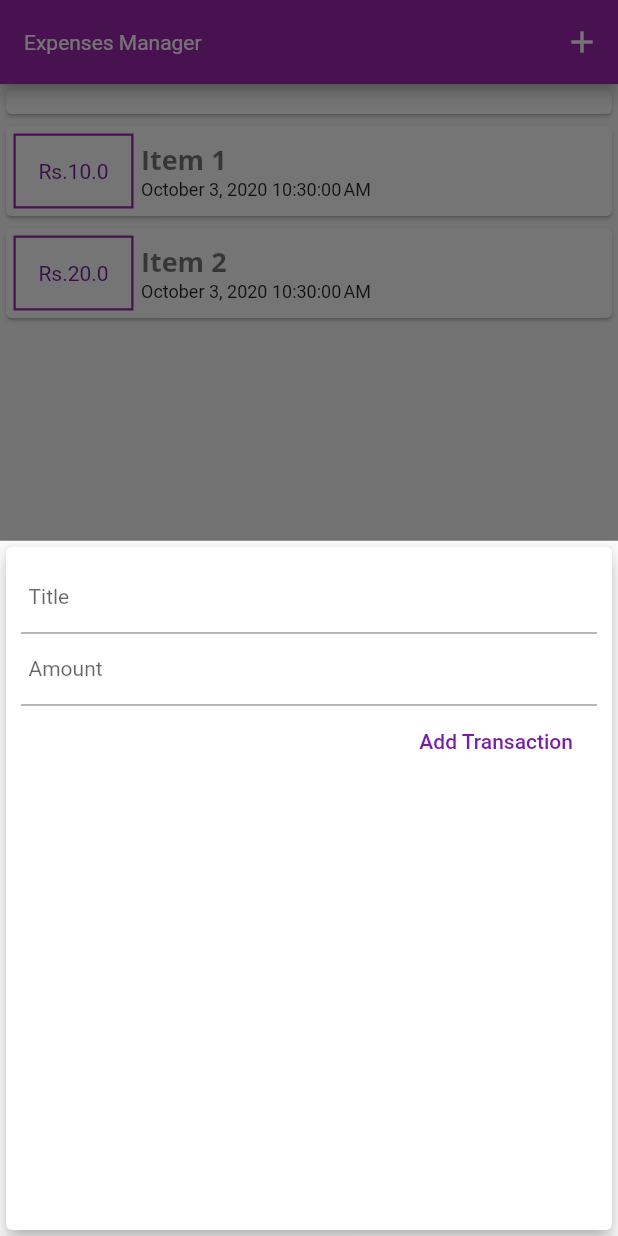
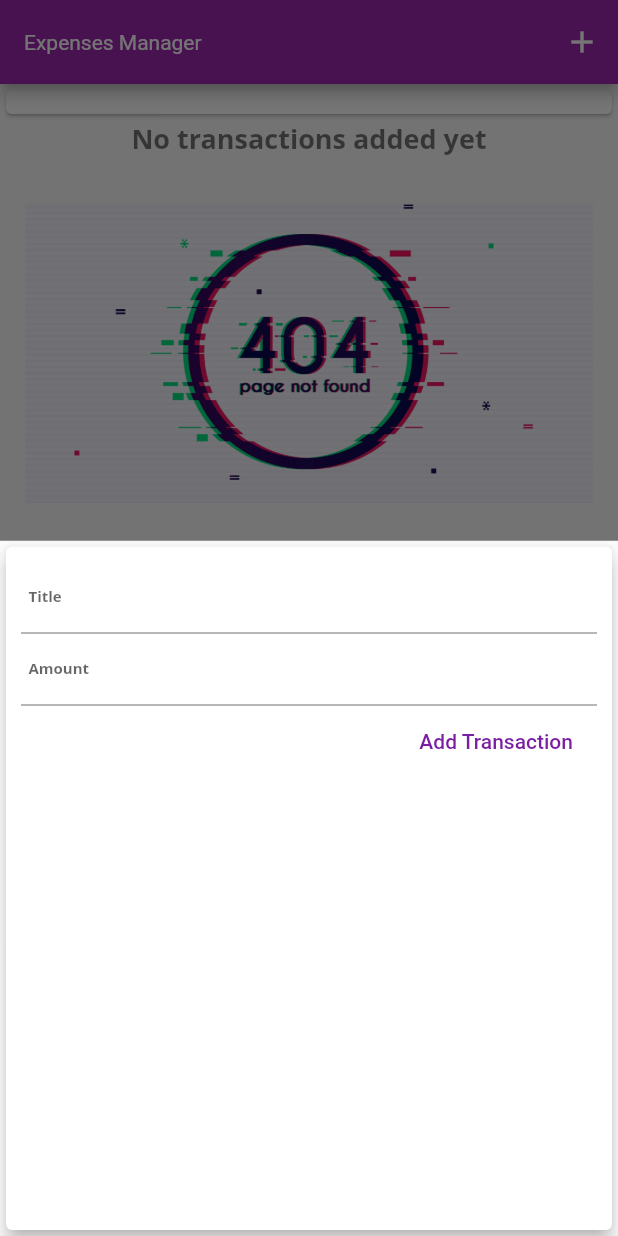
Before and after one commit to aditya2548/Expenses_Manager, a Flutter app: the screen it shows after launch, after a tap on the "add" icon, on a phone screen of 412 x 824 dp. Run offline on Flutter 3.47's test engine with Material 2 defaults, Android fonts, the phone set to English and light mode, and no system bars; our stand-ins replace fluttertoast.

Commit message:
Added Image for empty list

```diff
--- a/lib/main.dart
+++ b/lib/main.dart
@@ -44,18 +44,18 @@ class HomePage extends StatefulWidget {
 class _HomePageState extends State<HomePage> {
   //  List of transactions with some dummy transactions
   final List<Transaction> _transactions = [
-    Transaction(
-      id: "t1",
-      title: "Item 1",
-      price: 10,
-      date: DateTime.now(),
-    ),
-    Transaction(
-      id: "t2",
-      title: "Item 2",
-      price: 20,
-      date: DateTime.now(),
-    ),
+    // Transaction(
+    //   id: "t1",
+    //   title: "Item 1",
+    //   price: 10,
+    //   date: DateTime.now(),
+    // ),
+    // Transaction(
+    //   id: "t2",
+    //   title: "Item 2",
+    //   price: 20,
+    //   date: DateTime.now(),
+    // ),
   ];
 
   //  Adds a new transaction to the list whenever Add Transaction is pressed or enter is pressed in keyboard
--- a/lib/widgets/new_transaction.dart
+++ b/lib/widgets/new_transaction.dart
@@ -53,21 +53,27 @@ class _NewTransactionState extends State<NewTransaction> {
           crossAxisAlignment: CrossAxisAlignment.end,
           children: [
             TextField(
-              style: TextStyle(fontSize: 14),
+              style: Theme.of(context).textTheme.headline1,
               //  Used to submit data when enter is pressed from keyboard (using dummy returned string "_")
               onSubmitted: (_) => submitData(),
               decoration: InputDecoration(
                   labelText: "Title",
+                  labelStyle: TextStyle(
+                    fontSize: 10,
+                  ),
                   contentPadding: EdgeInsets.fromLTRB(5, 2, 2, 5)),
               controller: titleController,
             ),
             TextField(
-              style: TextStyle(fontSize: 14),
+              style: Theme.of(context).textTheme.headline1,
               //  Used to submit data when enter is pressed from keyboard (using dummy returned string "_")
               onSubmitted: (_) => submitData(),
               keyboardType: TextInputType.number,
               decoration: InputDecoration(
                   labelText: "Amount",
+                  labelStyle: TextStyle(
+                    fontSize: 10,
+                  ),
                   contentPadding: EdgeInsets.fromLTRB(5, 2, 2, 5)),
               controller: amountController,
             ),
--- a/lib/widgets/transactions_list.dart
+++ b/lib/widgets/transactions_list.dart
@@ -6,6 +6,7 @@ import 'package:intl/intl.dart';
 //  ListView.Builder is used as only required transaction are rendered(efficient than ListView)
 //  takes list of transactions through constructor, which are passed through the stateful widget
 //  UserTransactions (connecting stateless widgets NewTransactions and TransactionsList )
+//  An image is displayed if no transaction present
 class TransactionList extends StatelessWidget {
   final List<Transaction> _transactions;
 
@@ -15,7 +16,26 @@ class TransactionList extends StatelessWidget {
   Widget build(BuildContext context) {
     return Container(
       height: 300,
-      child: ListView.builder(
+      child: _transactions.isEmpty
+          ? Column(
+              children: <Widget>[
+                Text(
+                  "No transactions added yet",
+                  style: Theme.of(context).textTheme.headline1,
+                ),
+                SizedBox(
+                  height: 30,
+                ),
+                Container(
+                  height: 200,
+                  child: Image.asset(
+                    "assets/images/404.jpeg",
+                    fit: BoxFit.cover,
+                  ),
+                ),
+              ],
+            )
+          : ListView.builder(
               itemBuilder: (context, index) {
                 return Card(
                   color: Theme.of(context).cardColor,
@@ -28,7 +48,8 @@ class TransactionList extends StatelessWidget {
                         decoration: BoxDecoration(
                           color: Theme.of(context).cardColor,
                           border: Border.all(
-                        color: Theme.of(context).primaryColor, width: 1.5),
+                              color: Theme.of(context).primaryColor,
+                              width: 1.5),
                         ),
                         padding: EdgeInsets.all(2),
                         alignment: Alignment.center,
@@ -36,8 +57,8 @@ class TransactionList extends StatelessWidget {
                           scrollDirection: Axis.horizontal,
                           child: Text(
                             "Rs.${_transactions[index].price.toString()}",
-                      style:
-                          TextStyle(color: Theme.of(context).primaryColorDark),
+                            style: TextStyle(
+                                color: Theme.of(context).primaryColorDark),
                             textAlign: TextAlign.center,
                           ),
                         ),
--- a/pubspec.yaml
+++ b/pubspec.yaml
@@ -49,8 +49,8 @@ flutter:
   uses-material-design: true
 
   # To add assets to your application, add an assets section, like this:
-  # assets:
-  #   - images/a_dot_burr.jpeg
+  assets:
+    - assets/images/404.jpeg
   #   - images/a_dot_ham.jpeg
 
   # An image asset can refer to one or more resolution-specific "variants", see
```
Also changed, not shown: assets/images/404.jpeg (added). Lines whose indentation alone changed are shown as unchanged.
